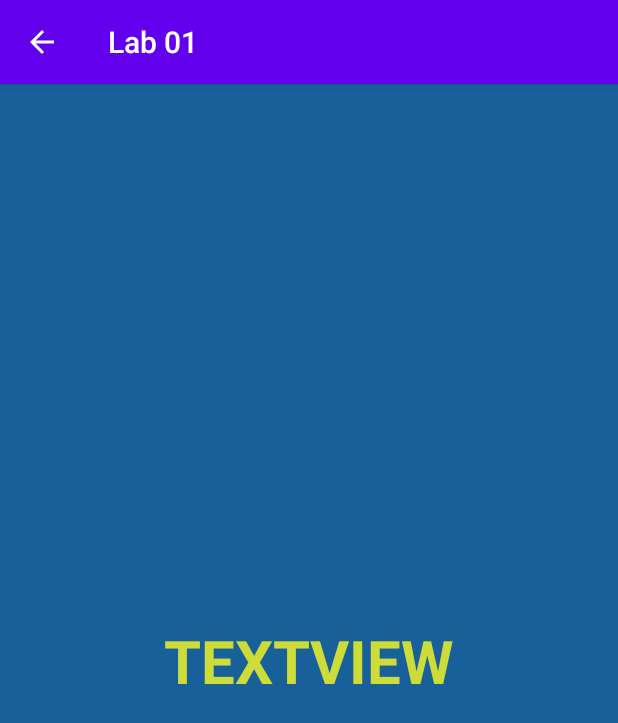
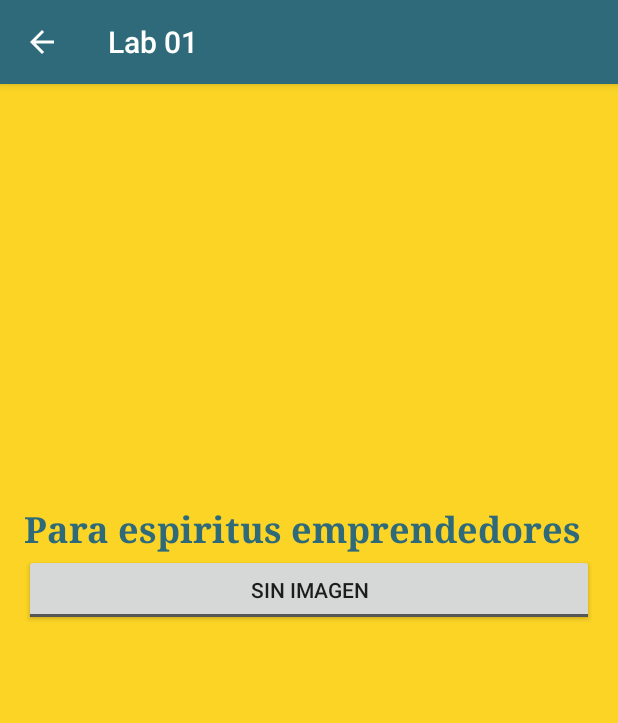
Before and after one commit to grisone/lab01, an Android app: the AboutActivity screen opened directly, with no data from a screen before it, on a phone screen of 412 x 824 dp. Shown: the top 723 px of the screen. Run offline under Robolectric (Android 15) with nearby library versions, the phone set to English and light mode, and no system bars; 1 statement that could not run was skipped.

Commit message:
Cambio en manejo de colores

```diff
--- a/app/src/main/java/com/example/testaplication/AboutActivity.java
+++ b/app/src/main/java/com/example/testaplication/AboutActivity.java
@@ -3,26 +3,25 @@ package com.example.testaplication;
 import android.os.Bundle;
 import android.view.Menu;
 import android.view.MenuItem;
-import android.widget.TextView;
+import android.view.View;
+import android.widget.ImageView;
+import android.widget.Toast;
+import android.widget.ToggleButton;
 
 import androidx.annotation.NonNull;
 import androidx.appcompat.app.AppCompatActivity;
 
 public class AboutActivity extends AppCompatActivity {
 
-    String texto;
-    TextView txt;
-
     @Override
     protected void onCreate(Bundle savedInstanceState) {
         super.onCreate(savedInstanceState);
-        setContentView(R.layout.activity_by_option);
+        setContentView(R.layout.activity_acerca_de);
 
         getSupportActionBar().setDisplayHomeAsUpEnabled(true);
 
-        texto = getIntent().getStringExtra("Texto");
-        txt = (TextView) findViewById(R.id.txtSP);
-        txt.setText(texto.toUpperCase());
+        String texto = getIntent().getStringExtra("Texto");
+        Toast.makeText(getApplicationContext(), texto, Toast.LENGTH_SHORT).show();
     }
 
     @Override
@@ -39,4 +38,14 @@ public class AboutActivity extends AppCompatActivity {
         return true;// super.onOptionsItemSelected(item);
     }
 
+
+    public void vistaImagen(View view) {
+        ImageView imagen = (ImageView) findViewById(R.id.imageView);
+        ToggleButton boton = (ToggleButton)findViewById(R.id.toggleButton);
+        if(boton.isChecked()){
+            imagen.setVisibility(ImageView.VISIBLE);
+        } else {
+            imagen.setVisibility(ImageView.INVISIBLE);
+        }
+    }
 }
--- /dev/null
+++ b/app/src/main/res/layout/activity_acerca_de.xml
@@ -0,0 +1,62 @@
+<?xml version="1.0" encoding="utf-8"?>
+<androidx.constraintlayout.widget.ConstraintLayout xmlns:android="http://schemas.android.com/apk/res/android"
+    xmlns:app="http://schemas.android.com/apk/res-auto"
+    xmlns:tools="http://schemas.android.com/tools"
+    android:layout_width="match_parent"
+    android:layout_height="match_parent"
+    android:background="@color/colorAccent"
+    tools:context=".AboutActivity">
+
+    <LinearLayout
+        android:layout_width="match_parent"
+        android:layout_height="match_parent"
+        android:layout_marginStart="16dp"
+        android:layout_marginLeft="16dp"
+        android:layout_marginTop="24dp"
+        android:layout_marginEnd="16dp"
+        android:layout_marginRight="16dp"
+        android:layout_marginBottom="16dp"
+        android:orientation="vertical"
+        app:layout_constraintBottom_toBottomOf="parent"
+        app:layout_constraintEnd_toEndOf="parent"
+        app:layout_constraintStart_toStartOf="parent"
+        app:layout_constraintTop_toTopOf="parent"
+        app:layout_constraintVertical_bias="0.51">
+
+        <ImageView
+            android:id="@+id/imageView"
+            android:layout_width="match_parent"
+            android:layout_height="wrap_content"
+            android:background="#A8A5A5"
+            android:contentDescription="@string/logo_description"
+            android:visibility="invisible"
+            app:layout_constraintTop_toTopOf="parent"
+            app:srcCompat="@drawable/logo_umayor"
+            tools:srcCompat="@drawable/logo_umayor"
+            tools:visibility="invisible" />
+
+        <TextView
+            android:id="@+id/txtSP"
+            android:layout_width="match_parent"
+            android:layout_height="wrap_content"
+            android:layout_gravity="center|center_horizontal"
+            android:text="@string/logo_description"
+            android:textAppearance="@style/TextAppearance.AppCompat.Body1"
+            android:textColor="@color/colorPrimary"
+            android:textSize="24sp"
+            android:textStyle="bold"
+            android:typeface="serif" />
+
+        <ToggleButton
+            android:id="@+id/toggleButton"
+            android:layout_width="match_parent"
+            android:layout_height="wrap_content"
+            android:checked="false"
+            android:onClick="vistaImagen"
+            android:text="ToggleButton"
+            android:textOff="Sin Imagen"
+            android:textOn="Imagen Visible" />
+
+    </LinearLayout>
+
+</androidx.constraintlayout.widget.ConstraintLayout>
--- a/app/src/main/res/layout/activity_by_option.xml
+++ /dev/null
@@ -1,30 +0,0 @@
-<?xml version="1.0" encoding="utf-8"?>
-<androidx.constraintlayout.widget.ConstraintLayout xmlns:android="http://schemas.android.com/apk/res/android"
-    xmlns:app="http://schemas.android.com/apk/res-auto"
-    xmlns:tools="http://schemas.android.com/tools"
-    android:layout_width="match_parent"
-    android:layout_height="match_parent"
-    android:background="@color/colorFondo"
-    tools:context=".AboutActivity">
-
-    <LinearLayout
-        android:layout_width="wrap_content"
-        android:layout_height="wrap_content"
-        android:orientation="vertical"
-        app:layout_constraintBottom_toBottomOf="parent"
-        app:layout_constraintEnd_toEndOf="parent"
-        app:layout_constraintStart_toStartOf="parent"
-        app:layout_constraintTop_toTopOf="parent">
-
-        <TextView
-            android:id="@+id/txtSP"
-            android:layout_width="wrap_content"
-            android:layout_height="wrap_content"
-            android:layout_gravity="center"
-            android:text="@string/textView"
-            android:textSize="40sp"
-            android:textColor="@color/colorLetra"
-            android:textStyle="bold" />
-    </LinearLayout>
-
-</androidx.constraintlayout.widget.ConstraintLayout>
--- a/app/src/main/res/layout/activity_segunda_pantalla.xml
+++ b/app/src/main/res/layout/activity_segunda_pantalla.xml
@@ -4,7 +4,7 @@
     xmlns:tools="http://schemas.android.com/tools"
     android:layout_width="match_parent"
     android:layout_height="match_parent"
-    android:background="@color/colorFondo"
+    android:background="@color/colorAccent"
     tools:context=".SegundaPantalla">
 
     <LinearLayout
--- a/app/src/main/res/values/colors.xml
+++ b/app/src/main/res/values/colors.xml
@@ -1,11 +1,16 @@
 <?xml version="1.0" encoding="utf-8"?>
 <resources>
-    <color name="colorPrimary">#6200EE</color>
-    <color name="colorPrimaryDark">#3700B3</color>
-    <color name="colorAccent">#03DAC5</color>
+    <color name="color2Primary">#6200EE</color>
+    <color name="color2PrimaryDark">#3700B3</color>
+    <color name="color2Accent">#03DAC5</color>
 
     <color name="colorFondo">#17609A</color>
     <color name="colorLetra">#CDDC39</color>
     <color name="colorBoton">#8B8C82</color>
 
+    <!-- Propuesta -->
+    <color name="colorPrimary">#2E6A7A</color>
+    <color name="colorPrimaryDark">#DE3831</color>
+    <color name="colorAccent">#FBD425</color>
+
 </resources>
--- a/app/src/main/res/values/strings.xml
+++ b/app/src/main/res/values/strings.xml
@@ -12,4 +12,7 @@
     <string name="strAcerca">Acerca de</string>
 
     <string name="strSalir">Cerrando</string>
+
+    <string name="logo_description">Para espiritus emprendedores</string>
+
 </resources>
```
Also changed, not shown: app/src/main/java/com/example/testaplication/SegundaPantalla.java (+3 -19 lines), app/src/main/res/layout/activity_main.xml (+5 -5 lines), app/src/main/res/menu/main.xml (+6 -4 lines), app/src/main/res/drawable/logo_umayor.png (added).
